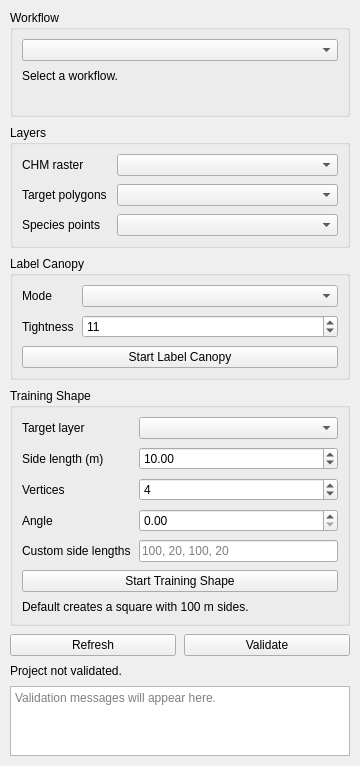
First picture: the form in forest_labeler_dockwidget_base.ui, repository sticholas/forestlabeler, before the edit.
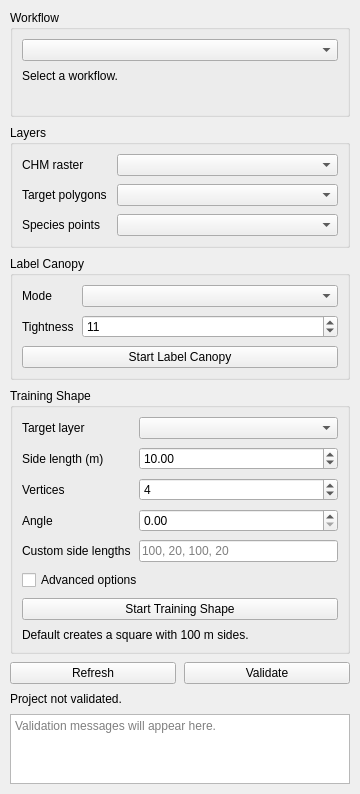
Second picture: the form after the edit.

Commit message: style: compact workflow panel controls

```diff
--- a/forest_labeler_dockwidget_base.ui
+++ b/forest_labeler_dockwidget_base.ui
@@ -260,6 +260,13 @@
          </item>
         </layout>
        </item>
+       <item>
+        <widget class="QCheckBox" name="trainingAdvancedCheckBox">
+         <property name="text">
+          <string>Advanced options</string>
+         </property>
+        </widget>
+       </item>
        <item>
         <widget class="QPushButton" name="activateTrainingShapeButton">
          <property name="text">
```
The commit also changes 2 other files.
